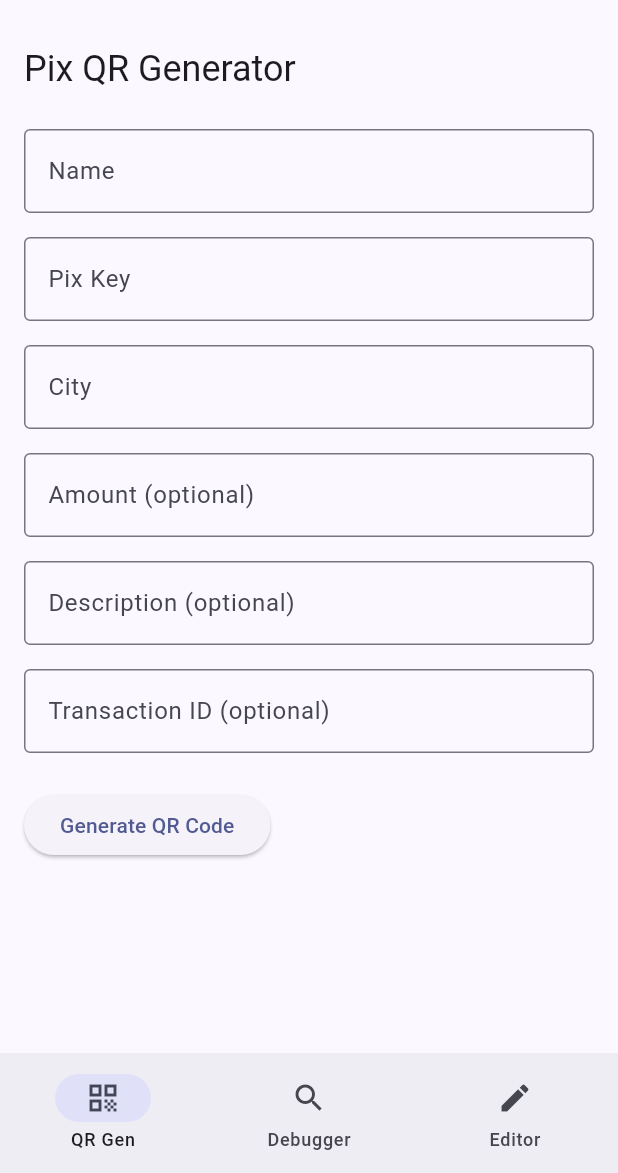
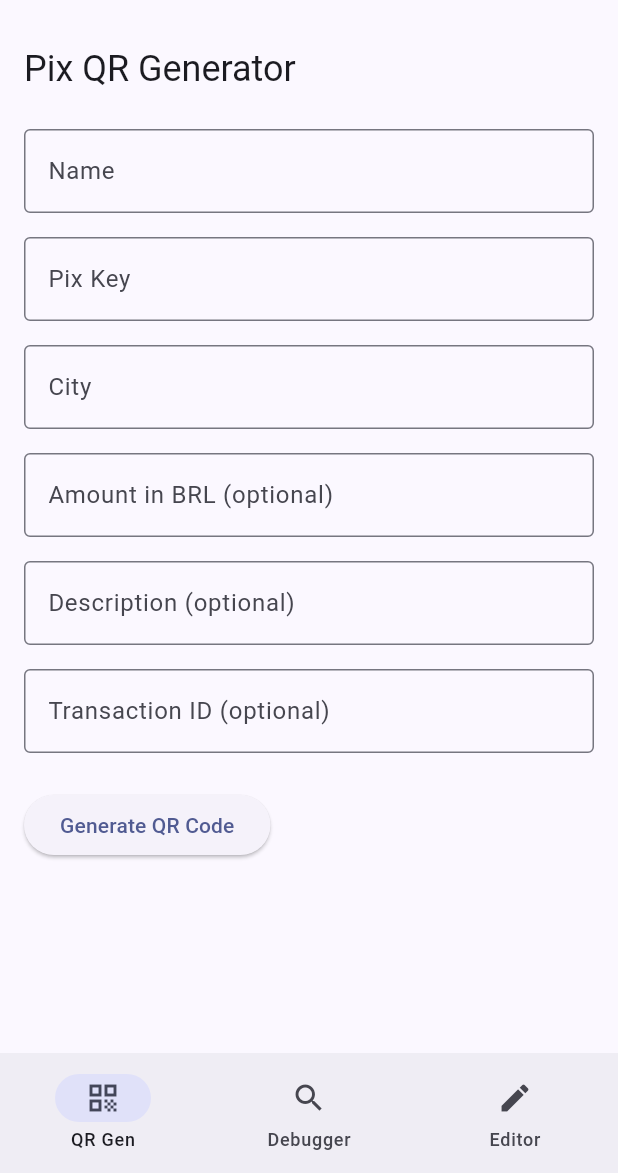
Before and after one commit to Dumindu818/pix_tools, a Flutter app: the screen it shows after launch, on a phone screen of 412 x 824 dp, the part 63-1236 px from its top. Run offline on Flutter 3.47's test engine with Material 3 defaults, Android fonts, the phone set to English and light mode, and no system bars; our stand-ins replace equatable, flutter_bloc, image_picker, qr_flutter, share_plus; missing offline and left inert: google_mlkit_barcode_scanning, mobile_scanner, qr_code_tools.

Commit message:
Change Amound Text to BRL

```diff
--- a/lib/pix/view/pix_screen.dart
+++ b/lib/pix/view/pix_screen.dart
@@ -79,7 +79,7 @@
                   _buildField('Pix Key', _keyController),
                   _buildField('City', _cityController),
                   _buildField(
-                    'Amount (optional)',
+                    'Amount in BRL (optional)',
                     _amountController,
                     isNumber: true,
                   ),
--- a/lib/tools/editor/view/editor_screen.dart
+++ b/lib/tools/editor/view/editor_screen.dart
@@ -191,7 +191,7 @@
                     decimal: true,
                   ),
                   decoration: const InputDecoration(
-                    labelText: 'New Amount (leave blank for dynamic)',
+                    labelText: 'New Amount in BRL(leave blank for dynamic)',
                   ),
                   onChanged: (v) => context.read<EditorBloc>().add(
                     EditorSetAmount(v.isEmpty ? null : v),
```
